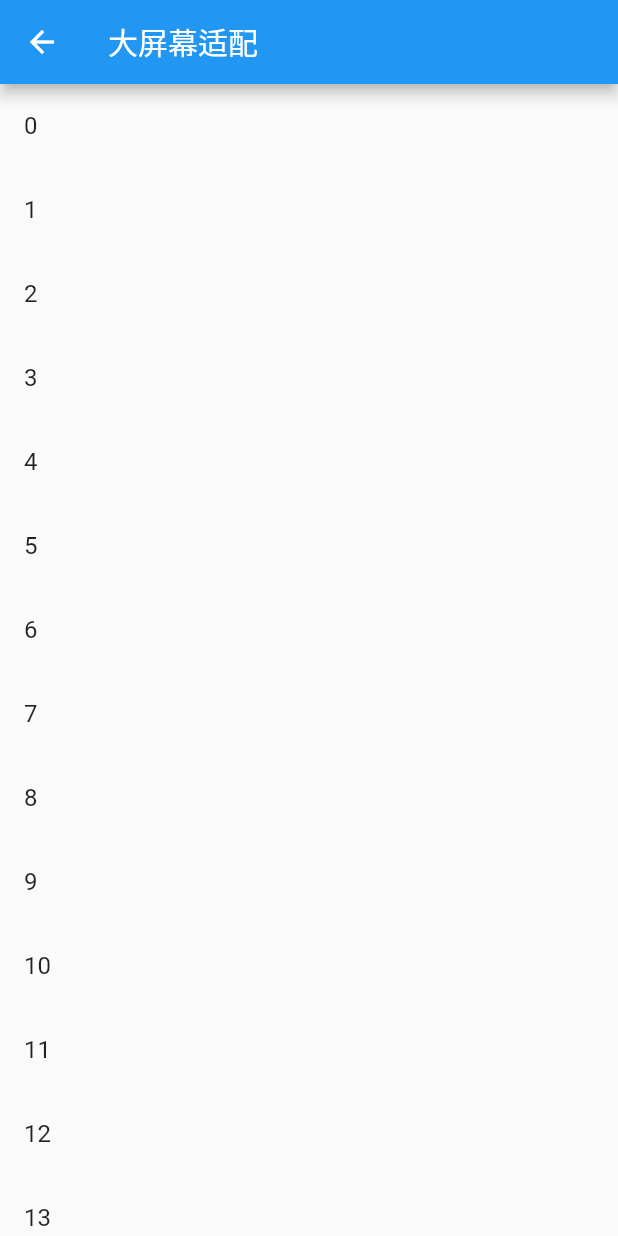
After one commit to shuguoli68/learn_three, a Flutter app: the screen it shows after launch, after a tap on the "map" icon, on a phone screen of 412 x 824 dp. The commit adds this screen. Run offline on Flutter 3.47's test engine with Material 2 defaults, Android fonts, the phone set to English and light mode, and no system bars; our stand-ins replace connectivity, device_info, share; missing offline and left inert: zeking_refresh.

Commit message:
添加大屏幕适配

```diff
--- a/lib/home.dart
+++ b/lib/home.dart
@@ -5,6 +5,7 @@ import 'camera/camera_simple.dart';
 import 'connect/connect_simple.dart';
 import 'fresh/fresh_simple.dart';
 import 'global/common.dart';
+import 'layout/large_screen.dart';
 
 class HomePage extends StatefulWidget {
 
@@ -23,6 +24,12 @@ class _HomePageState extends State<HomePage> {
     return Scaffold(
       appBar: AppBar(
         title: Text('LTL'),
+        actions: <Widget>[
+          IconButton(icon: Icon(Icons.map), onPressed: (){
+            goTo(context, LargeScreenPage(title: '大屏幕适配',));
+          },),
+
+        ],
       ),
       body: SingleChildScrollView(
         child: Column(
--- /dev/null
+++ b/lib/layout/large_screen.dart
@@ -0,0 +1,59 @@
+import 'package:flutter/material.dart';
+
+import 'detail_widget.dart';
+import 'list_widget.dart';
+import 'package:learn_three/global/common.dart';
+
+class LargeScreenPage extends StatefulWidget {
+  LargeScreenPage({Key key, this.title}) : super(key: key);
+
+  final String title;
+
+  @override
+  _LargeScreenState createState() => new _LargeScreenState();
+}
+
+class _LargeScreenState extends State<LargeScreenPage> {
+  bool isLargeScreen; //是否是大屏幕
+
+  var selectValue = 0; //保存选择的内容
+
+  @override
+  Widget build(BuildContext context) {
+    return new Scaffold(
+      appBar: new AppBar(
+        title: new Text(widget.title),
+      ),
+      body: new OrientationBuilder(builder: (context, orientation) {
+        print("width:${MediaQuery.of(context).size.width}");
+        //判断屏幕宽度
+        if (MediaQuery.of(context).size.width > 600) {
+          isLargeScreen = true;
+        } else {
+          isLargeScreen = false;
+        }
+        //两个widget是放在一个Row中进行显示，如果是小屏幕的话，用一个空的Container进行占位
+        //如果是大屏幕的话，则用Expanded进行屏幕的划分并显示详细视图
+        return new Row(
+          mainAxisSize: MainAxisSize.max,
+          children: <Widget>[
+            new Expanded(child: new ListWidget(
+              itemSelectedCallback: (value) {
+                //定义列表项的点击回调
+                if (isLargeScreen) {
+                  selectValue = value;
+                  setState(() {});
+                } else {
+                  goTo(context, DetailWidget(value));
+                }
+              },
+            )),
+            isLargeScreen
+                ? new Expanded(child: new DetailWidget(selectValue))
+                : new Container()
+          ],
+        );
+      }),
+    );
+  }
+}
--- /dev/null
+++ b/lib/layout/list_widget.dart
@@ -0,0 +1,25 @@
+import 'package:flutter/material.dart';
+
+//需要定义一个回调，决定是在同一个屏幕上显示更改详细视图还是在较小的屏幕上导航到不同界面。
+typedef Null ItemSelectedCallback(int value);
+//列表的Widget
+class ListWidget extends StatelessWidget {
+  ItemSelectedCallback itemSelectedCallback;
+
+  ListWidget({@required this.itemSelectedCallback});
+
+  @override
+  Widget build(BuildContext context) {
+    return new ListView.builder(
+        itemCount: 20,
+        itemBuilder: (context, index) {
+          return new ListTile(
+            title: new Text("$index"),
+            onTap: () {
+              //设置点击事件
+              this.itemSelectedCallback(index);
+            },
+          );
+        });
+  }
+}
--- a/lib/main.dart
+++ b/lib/main.dart
@@ -35,7 +35,7 @@ class _MyHomePageState extends State<MyHomePage> {
   @override
   void initState() {
     super.initState();
-    timer = Timer(const Duration(milliseconds: 100),(){
+    timer = Timer(const Duration(milliseconds: 1000),(){
       goToRm(context, HomePage());
     });
   }
```
Also changed, not shown: lib/layout/detail_widget.dart (added, +20 -0 lines).
